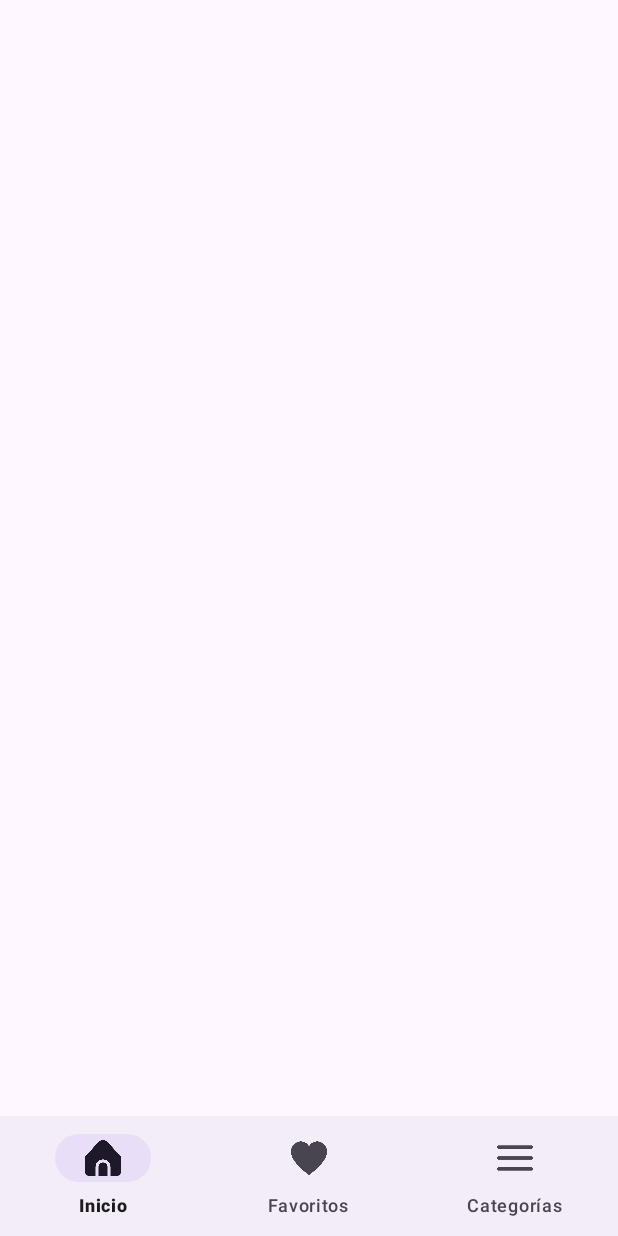
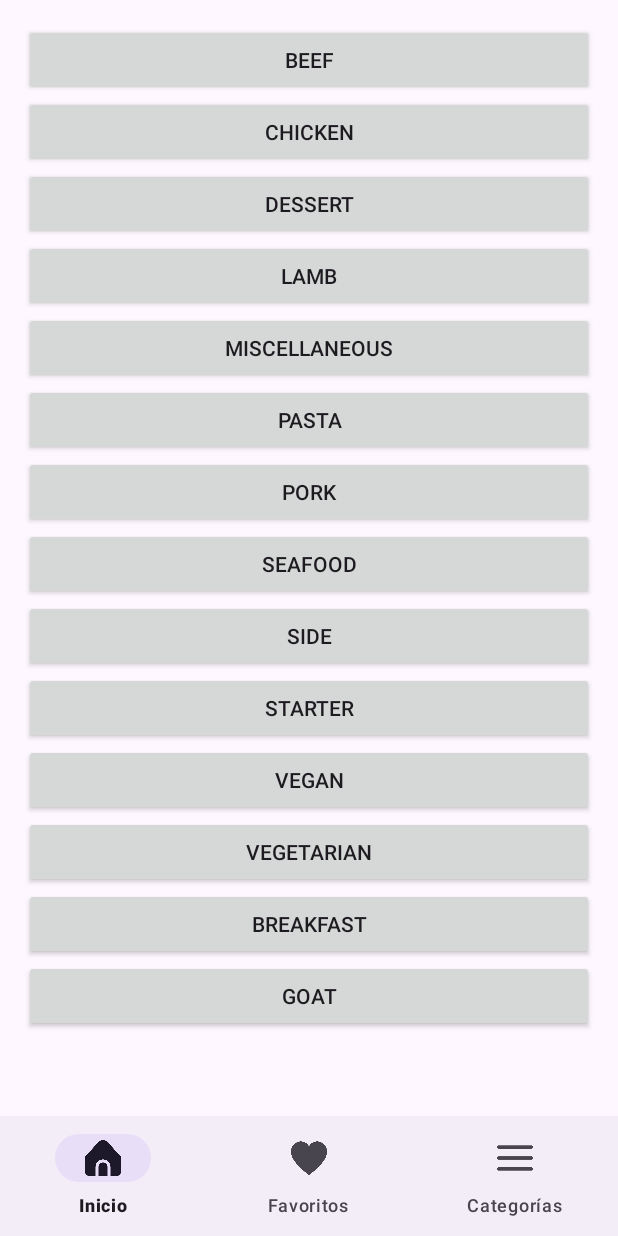
Before and after one commit to martarodriguezm/EuneizChefAndroid, an Android app: the CategoriesActivity screen opened directly, with no data from a screen before it, on a phone screen of 412 x 824 dp. Run offline under Robolectric (Android 15) with nearby library versions, the phone set to English and light mode, and no system bars.

Commit message:
CATEGORIES

```diff
--- a/app/src/main/AndroidManifest.xml
+++ b/app/src/main/AndroidManifest.xml
@@ -12,6 +12,9 @@
         android:supportsRtl="true"
         android:theme="@style/Theme.EuneizChef"
         tools:targetApi="31">
+        <activity
+            android:name=".categories.CategoryRecipesActivity"
+            android:exported="false" />
         <activity
             android:name=".CategoriesActivity"
             android:exported="false" />
--- a/app/src/main/java/com/euneiz/euneizchef/CategoriesActivity.kt
+++ b/app/src/main/java/com/euneiz/euneizchef/CategoriesActivity.kt
@@ -1,20 +1,53 @@
 package com.euneiz.euneizchef
 
+import android.content.Intent
 import android.os.Bundle
+import android.widget.Button
 import androidx.activity.enableEdgeToEdge
+import androidx.activity.result.contract.ActivityResultContracts
 import androidx.appcompat.app.AppCompatActivity
 import androidx.core.view.ViewCompat
 import androidx.core.view.WindowInsetsCompat
+import com.euneiz.euneizchef.categories.CategoryRecipesActivity
+import com.euneiz.euneizchef.databinding.ActivityCategoriesBinding
 
 class CategoriesActivity : AppCompatActivity() {
+    private lateinit var binding: ActivityCategoriesBinding
+
+    // Lista de categorías de la API
+    private val categories = listOf(
+        "Beef", "Chicken", "Dessert", "Lamb", "Miscellaneous", "Pasta", "Pork",
+        "Seafood", "Side", "Starter", "Vegan", "Vegetarian", "Breakfast", "Goat"
+    )
+
     override fun onCreate(savedInstanceState: Bundle?) {
         super.onCreate(savedInstanceState)
         enableEdgeToEdge()
-        setContentView(R.layout.activity_categories)
+        binding = ActivityCategoriesBinding.inflate(layoutInflater)
+        setContentView(binding.main)
+
         ViewCompat.setOnApplyWindowInsetsListener(findViewById(R.id.main)) { v, insets ->
             val systemBars = insets.getInsets(WindowInsetsCompat.Type.systemBars())
             v.setPadding(systemBars.left, systemBars.top, systemBars.right, systemBars.bottom)
             insets
         }
+
+        // Agregar un botón para cada categoría en el LinearLayout
+        categories.forEach { category ->
+            val button = Button(this).apply {
+                text = category
+                setOnClickListener {
+                    openCategoryRecipesActivity(category)
+                }
+            }
+            binding.categoriesContainer.addView(button)
+        }
+    }
+
+    // Función para abrir la actividad de recetas de la categoría seleccionada
+    private fun openCategoryRecipesActivity(category: String) {
+        val intent = Intent(this, CategoryRecipesActivity::class.java)
+        intent.putExtra("category", category)
+        startActivity(intent)
     }
 }
--- a/app/src/main/res/layout/activity_categories.xml
+++ b/app/src/main/res/layout/activity_categories.xml
@@ -7,6 +7,18 @@
     android:layout_height="match_parent"
     tools:context=".CategoriesActivity">
 
+    <!-- res/layout/activity_categories.xml -->
+    <ScrollView
+        android:layout_width="match_parent"
+        android:layout_height="match_parent"
+        android:padding="16dp">
+
+        <LinearLayout
+            android:id="@+id/categoriesContainer"
+            android:layout_width="match_parent"
+            android:layout_height="wrap_content"
+            android:orientation="vertical" />
+    </ScrollView>
 
 
     <!-- BottomNavigationView -->
```
Also changed, not shown: app/src/main/java/com/euneiz/euneizchef/categories/ApiService.kt (added, +31 -0 lines), app/src/main/java/com/euneiz/euneizchef/categories/CategoryRecipesActivity.kt (added, +62 -0 lines), app/src/main/java/com/euneiz/euneizchef/categories/Recipes.kt (added, +12 -0 lines), app/src/main/java/com/euneiz/euneizchef/categories/RecipesAdapter.kt (added, +42 -0 lines), app/src/main/res/layout/activity_category_recipes.xml (added, +15 -0 lines), app/src/main/res/layout/item_recipe.xml (added, +36 -0 lines).
